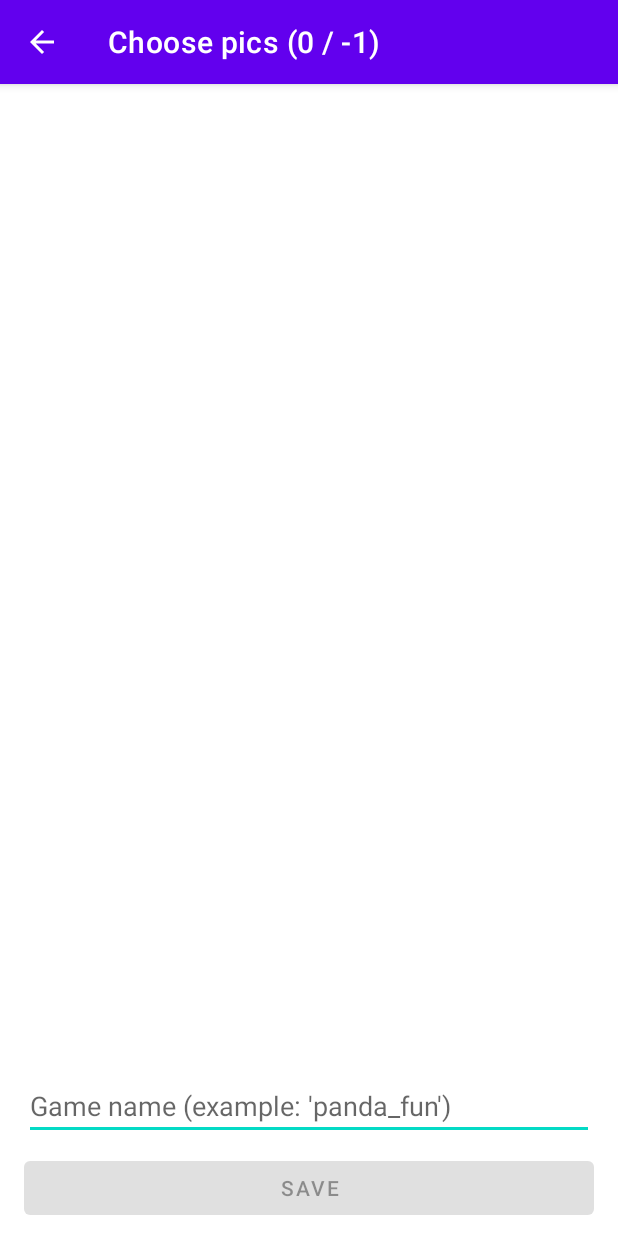
After one commit to ShinJaehun/MyMemory_freeCodeCamp.org, an Android app: the CreateActivity screen opened directly, with no data from a screen before it, on a phone screen of 412 x 824 dp. The commit adds this screen. Run offline under Robolectric (Android 15) with nearby library versions, the phone set to English and light mode, and no system bars; 2 statements that could not run were skipped.

Commit message:
use intent to navigate to the CreateActivity

```diff
--- /dev/null
+++ b/app/src/main/java/com/shinjaehun/mymemory/CreateActivity.kt
@@ -0,0 +1,31 @@
+package com.shinjaehun.mymemory
+
+import androidx.appcompat.app.AppCompatActivity
+import android.os.Bundle
+import android.view.MenuItem
+import com.shinjaehun.mymemory.models.BoardSize
+import com.shinjaehun.mymemory.utils.EXTRA_BOARD_SIZE
+
+class CreateActivity : AppCompatActivity() {
+
+    private lateinit var boardSize: BoardSize
+    private var numImagesRequired = -1
+
+    override fun onCreate(savedInstanceState: Bundle?) {
+        super.onCreate(savedInstanceState)
+        setContentView(R.layout.activity_create)
+
+        supportActionBar?.setDisplayHomeAsUpEnabled(true) // 아, 요건 뭐지?
+        boardSize = intent.getSerializableExtra(EXTRA_BOARD_SIZE) as BoardSize
+        numImagesRequired = boardSize.getNumPairs()
+        supportActionBar?.title = "Choose pics (0 / ${numImagesRequired})"
+    }
+
+    override fun onOptionsItemSelected(item: MenuItem): Boolean {
+        if(item.itemId == android.R.id.home) {
+            finish()
+            return true
+        }
+        return super.onOptionsItemSelected(item)
+    }
+}
--- a/app/src/main/java/com/shinjaehun/mymemory/utils/Constants.kt
+++ b/app/src/main/java/com/shinjaehun/mymemory/utils/Constants.kt
@@ -1,6 +1,8 @@
 package com.shinjaehun.mymemory.utils
 
 import com.shinjaehun.mymemory.R
+
+const val EXTRA_BOARD_SIZE = "EXTRA_BOARD_SIZE"
 
 val DEFAULT_ICONS = listOf(
     R.drawable.ic_face,
--- /dev/null
+++ b/app/src/main/res/layout/activity_create.xml
@@ -0,0 +1,40 @@
+<?xml version="1.0" encoding="utf-8"?>
+<androidx.constraintlayout.widget.ConstraintLayout xmlns:android="http://schemas.android.com/apk/res/android"
+    xmlns:app="http://schemas.android.com/apk/res-auto"
+    xmlns:tools="http://schemas.android.com/tools"
+    android:layout_width="match_parent"
+    android:layout_height="match_parent"
+    tools:context=".CreateActivity">
+
+    <Button
+        android:id="@+id/btnSave"
+        android:layout_width="0dp"
+        android:layout_height="wrap_content"
+        android:layout_marginStart="16dp"
+        android:layout_marginEnd="16dp"
+        android:layout_marginBottom="8dp"
+        android:enabled="false"
+        android:text="Save"
+        app:layout_constraintBottom_toBottomOf="parent"
+        app:layout_constraintEnd_toEndOf="parent"
+        app:layout_constraintHorizontal_bias="0.498"
+        app:layout_constraintStart_toStartOf="parent" />
+
+    <EditText
+        android:id="@+id/etGameName"
+        android:layout_width="0dp"
+        android:layout_height="wrap_content"
+        android:layout_marginStart="16dp"
+        android:layout_marginEnd="16dp"
+        android:layout_marginBottom="8dp"
+        android:digits="0123456789abcdefghijklmnopqrstuvwxyz_-"
+        android:ems="10"
+        android:hint="Game name (example: 'panda_fun')"
+        android:imeOptions="actionDone"
+        android:importantForAutofill="no"
+        android:maxLines="1"
+        android:inputType="text"
+        app:layout_constraintBottom_toTopOf="@+id/btnSave"
+        app:layout_constraintEnd_toEndOf="parent"
+        app:layout_constraintStart_toStartOf="parent" />
+</androidx.constraintlayout.widget.ConstraintLayout>
--- a/app/src/main/res/layout/dialog_board_size.xml
+++ b/app/src/main/res/layout/dialog_board_size.xml
@@ -19,6 +19,7 @@
             android:id="@+id/rbEasy"
             android:layout_width="match_parent"
             android:layout_height="wrap_content"
+            android:checked="true"
             android:text="Easy (4 x 2)" />
 
         <RadioButton
--- a/app/src/main/res/menu/menu_main.xml
+++ b/app/src/main/res/menu/menu_main.xml
@@ -10,4 +10,8 @@
     <item
         android:id="@+id/mi_new_size"
         android:title="Choose new size" />
+    <item
+        android:id="@+id/mi_custom"
+        android:title="Create custom game"
+        app:showAsAction="never" />
 </menu>
```
Also changed, not shown: app/src/main/AndroidManifest.xml (+7 -0 lines), app/src/main/java/com/shinjaehun/mymemory/MainActivity.kt (+27 -1 lines).
